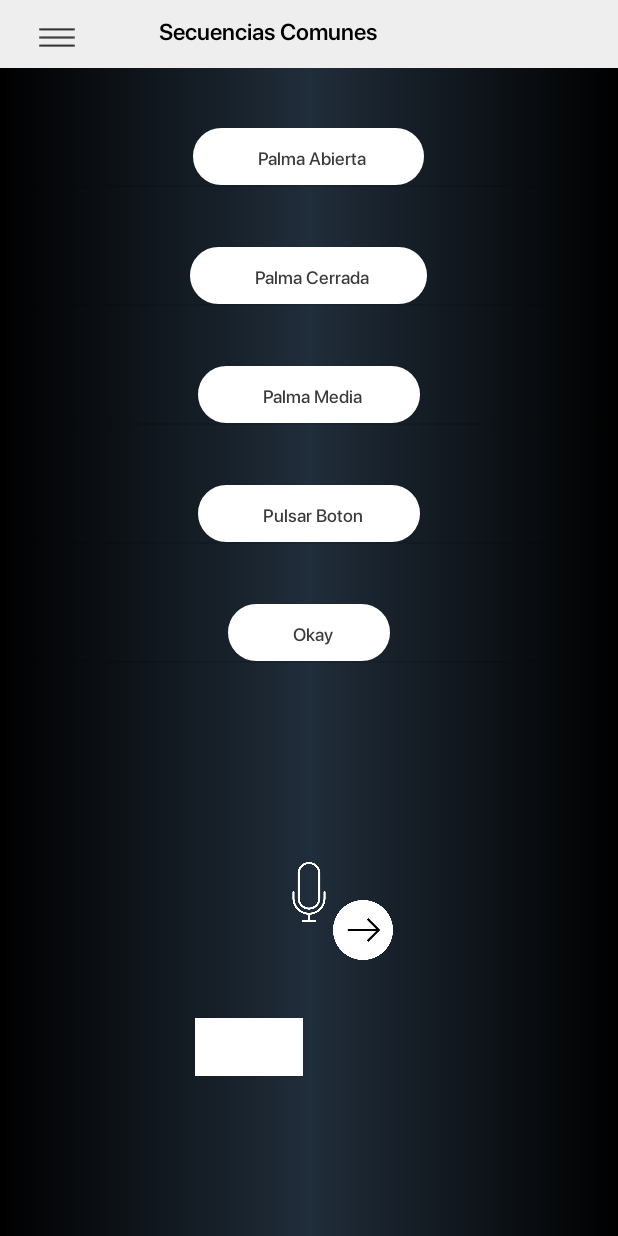
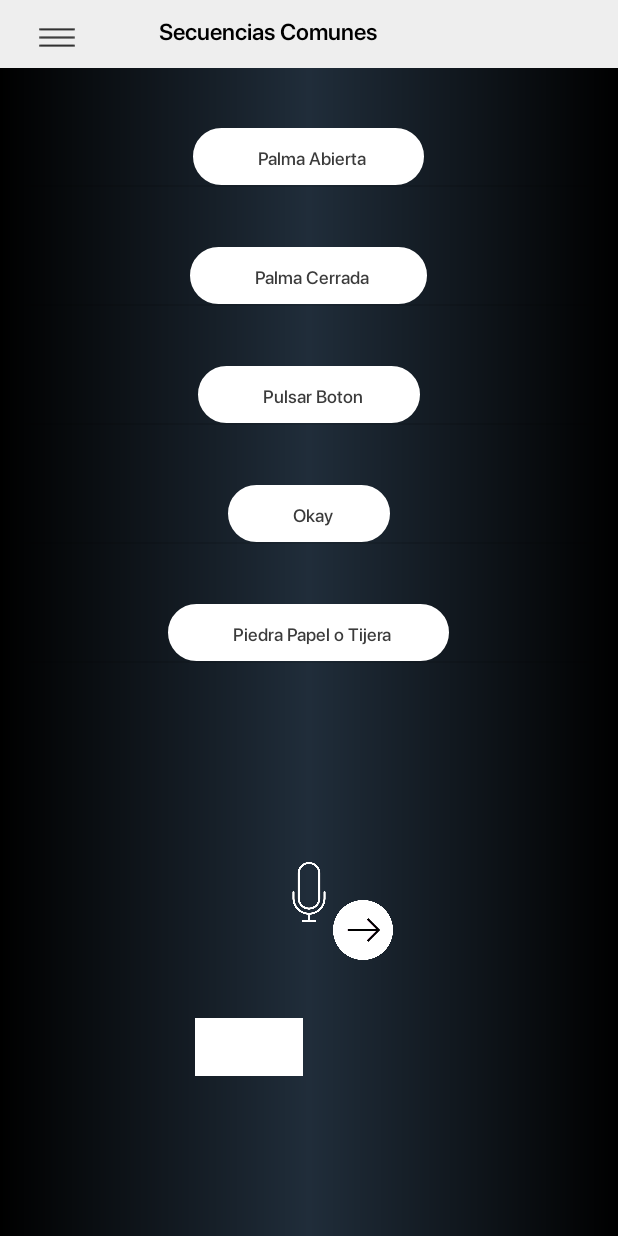
Before and after one commit to elias-segovia/EcoHand_Control_Protesis, an Android app: the SecuenciasComunesActivity screen opened directly, with no data from a screen before it, on a phone screen of 412 x 824 dp. Run offline under Robolectric (Android 15) with nearby library versions, the phone set to English and light mode, and no system bars.

Commit message:
Se agrega la secuencia Piedra, papel y tijera

```diff
--- a/app/src/main/java/com/proyecto/ecohand/control_protesis/Activities/SecuenciasComunesActivity.java
+++ b/app/src/main/java/com/proyecto/ecohand/control_protesis/Activities/SecuenciasComunesActivity.java
@@ -147,9 +147,9 @@ public class SecuenciasComunesActivity extends Activity {
     public void cargarSecuencias(final SecuenciaAdapter arrayAdapter) {
         arrayAdapter.addSecuencia(new Secuencia("Palma Abierta", "D100D200D300D400D500"));
         arrayAdapter.addSecuencia(new Secuencia("Palma Cerrada","D1B4D2B4D3B4D4B4D5B4"));
-        arrayAdapter.addSecuencia(new Secuencia("Palma Media","D15AD25AD35AD45AD55A"));
         arrayAdapter.addSecuencia(new Secuencia("Pulsar Boton","D1B4D200D3B4D4B4D5B4"));
         arrayAdapter.addSecuencia(new Secuencia("Okay","D1B4D2B4D300D400D500"));
+        arrayAdapter.addSecuencia(new Secuencia("Piedra Papel o Tijera","PPT"));
 
         arrayAdapter.notifyDataSetChanged();
     }
@@ -219,8 +219,10 @@ public class SecuenciasComunesActivity extends Activity {
                         for (Secuencia s : secuencias) {
                             if (respuesta.toUpperCase().indexOf(s.getNombre().toUpperCase()) > -1) {
                                 if (BluetoothService.connectedThread  != null) { //First check to make sure thread created
+                                    if(s.getNombre() == "Piedra Papel o Tijera")
+                                    BluetoothService.connectedThread .write("LOAD+" + s.getCodigo());
+                                    else
                                     BluetoothService.connectedThread .write("LOAD+" + s.getCodigo() + END);
-
                                 }
                             }
                         }
```
